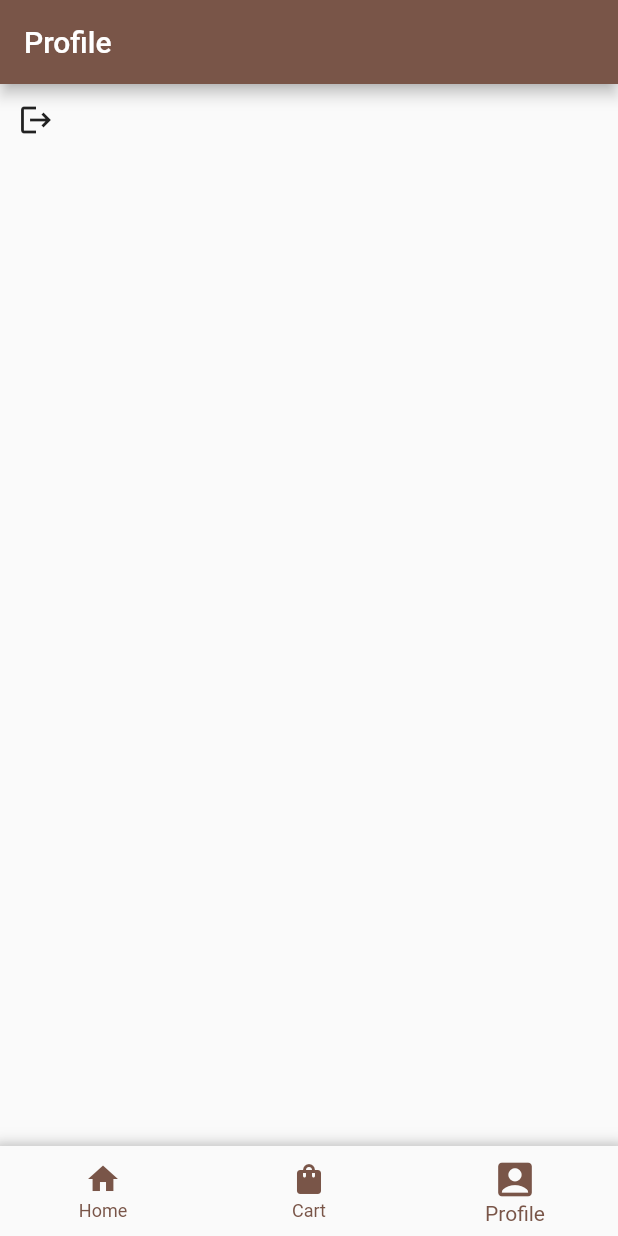
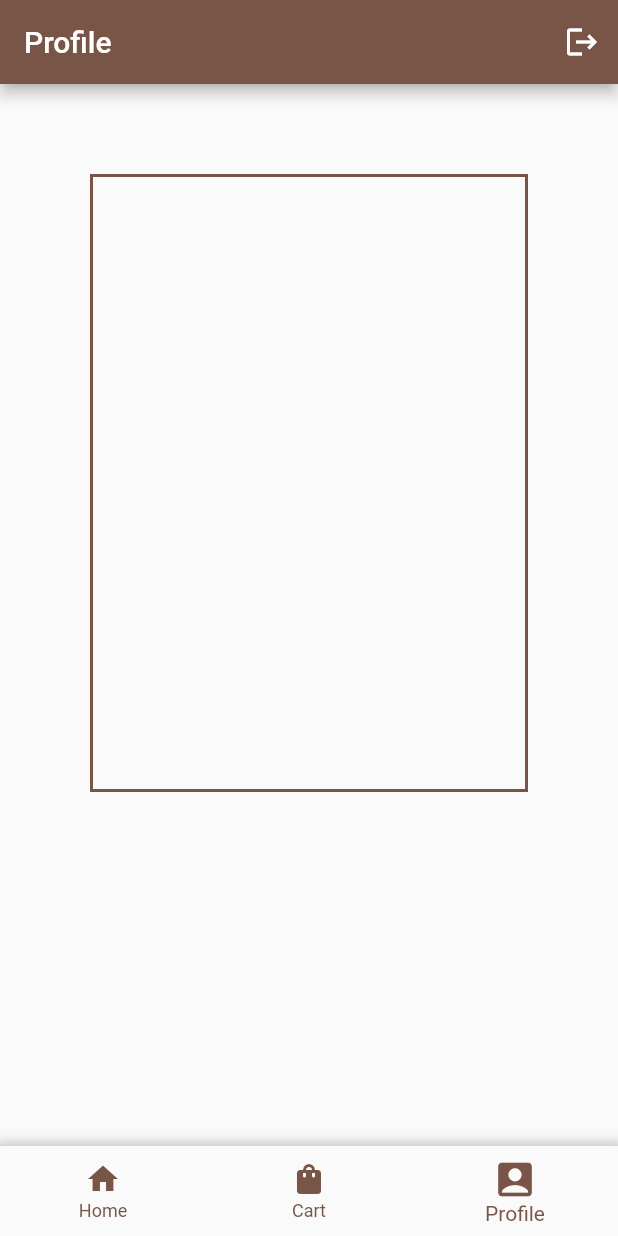
Before and after one commit to aimandesu/coffee-donut, a Flutter app: the screen it shows once a user with an empty profile is signed in, item 3 of the bottom bar chosen, after a tap on the "logout" icon, on a phone screen of 412 x 824 dp. Run offline on Flutter 3.47's test engine with Material 2 defaults, Android fonts, the phone set to English and light mode, and no system bars; our stand-ins replace cloud_firestore, firebase_auth, firebase_core, fluttertoast, lottie; accounts and stored records are empty; network calls fail.

Commit message:
last commit

```diff
--- a/lib/home/coffee.dart
+++ b/lib/home/coffee.dart
@@ -83,7 +83,7 @@ class Coffee extends StatelessWidget {
                         children: [
                           Container(
                             margin: const EdgeInsets.all(5),
-                            width: 50,
+                            width: 70,
                             child: Text(
                               "RM${snapshot.data![index]['price']}",
                               style: const TextStyle(
--- a/lib/main_layout_controller.dart
+++ b/lib/main_layout_controller.dart
@@ -1,3 +1,4 @@
+import 'package:firebase_auth/firebase_auth.dart';
 import 'package:flutter/material.dart';
 import 'package:thor_coffee_donut/profile/profile.dart';
 
@@ -45,11 +46,13 @@ class _MainLayoutControllerState extends State<MainLayoutController> {
   @override
   Widget build(BuildContext context) {
     List<Widget> appBarActionWidget() {
-      if (_pages[_selectedPageIndex]['title'].toString() == "Profil") {
+      if (_pages[_selectedPageIndex]['title'].toString() == "Profile") {
         return [
           IconButton(
-            onPressed: () {},
-            icon: const Icon(Icons.menu),
+            onPressed: () {
+              FirebaseAuth.instance.signOut();
+            },
+            icon: const Icon(Icons.logout),
           ),
         ];
       } else {
--- a/lib/profile/profile.dart
+++ b/lib/profile/profile.dart
@@ -1,18 +1,72 @@
 import 'package:firebase_auth/firebase_auth.dart';
 import 'package:flutter/material.dart';
+import 'package:provider/provider.dart';
+import 'package:thor_coffee_donut/providers/login_sign_provider.dart';
 
 class Profile extends StatelessWidget {
   const Profile({super.key});
 
   @override
   Widget build(BuildContext context) {
-    return Column(
-      children: [
-        IconButton(
-          onPressed: () => FirebaseAuth.instance.signOut(),
-          icon: const Icon(Icons.logout),
-        )
-      ],
+    Size size = MediaQuery.of(context).size;
+
+    return FutureBuilder<List<Map<String, dynamic>>>(
+      future:
+          Provider.of<LoginSignProvider>(context, listen: false).fetchUser(),
+      builder: (context, snapshot) {
+        if (snapshot.hasData && snapshot.data!.isNotEmpty) {
+          return ListView.builder(
+            itemCount: snapshot.data!.length,
+            itemBuilder: (context, index) {
+              return Container(
+                decoration: BoxDecoration(
+                  border: Border.all(
+                    color: Colors.brown,
+                    width: 2.0,
+                  ),
+                ),
+                margin: EdgeInsets.only(
+                  top: 60,
+                  left: 60,
+                  right: 60,
+                ),
+                height: size.height * 0.5,
+                width: size.width * 0.5,
+                // color: Colors.amber,
+                child: Column(
+                  crossAxisAlignment: CrossAxisAlignment.center,
+                  mainAxisAlignment: MainAxisAlignment.center,
+                  children: [
+                    Text(
+                      snapshot.data![index]['username'],
+                      style: TextStyle(
+                        fontSize: 30,
+                      ),
+                    ),
+                    SizedBox(
+                      height: size.height * 0.05,
+                    ),
+                    Text(
+                      snapshot.data![index]['email'],
+                      style: TextStyle(
+                        fontSize: 30,
+                      ),
+                    ),
+                  ],
+                ),
+              );
+            },
+          );
+        } else if (snapshot.hasError) {
+          return const Center(
+            child: CircularProgressIndicator(),
+          );
+        } else {
+          return const Center(
+            child: CircularProgressIndicator(),
+          );
+        }
+      },
     );
   }
 }
--- a/lib/providers/cart_provider.dart
+++ b/lib/providers/cart_provider.dart
@@ -64,4 +64,9 @@ class CartProvider with ChangeNotifier {
     }
     return price;
   }
+
+  Future<void> deleteOrder(String orderID) async {
+    final item = FirebaseFirestore.instance.collection("order").doc(orderID);
+    await item.delete();
+  }
 }
--- a/lib/providers/login_sign_provider.dart
+++ b/lib/providers/login_sign_provider.dart
@@ -107,4 +107,12 @@ class LoginSignProvider with ChangeNotifier {
       }
     }
   }
+
+  Future<List<Map<String, dynamic>>> fetchUser() async {
+    return FirebaseFirestore.instance
+        .collection("user")
+        .where("uid", isEqualTo: FirebaseAuth.instance.currentUser!.uid)
+        .get()
+        .then((value) => value.docs.map((e) => e.data()).toList());
+  }
 }
```
Also changed, not shown: lib/cart/cart.dart (+9 -1 lines), lib/home/donut.dart (+25 -5 lines).
